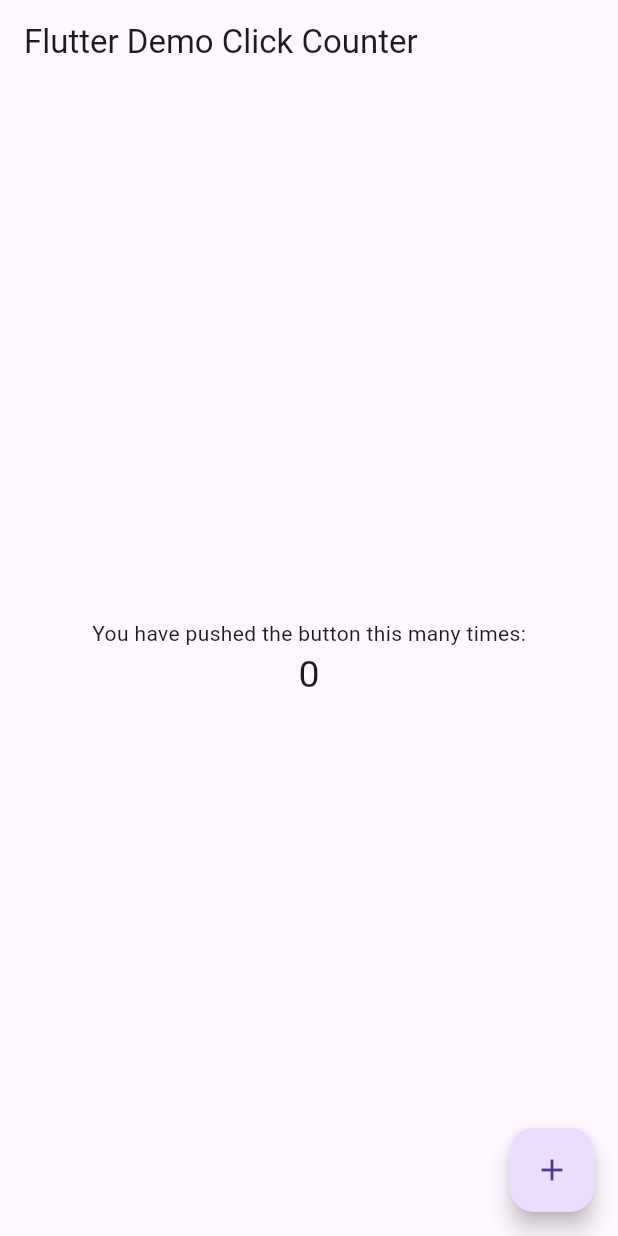
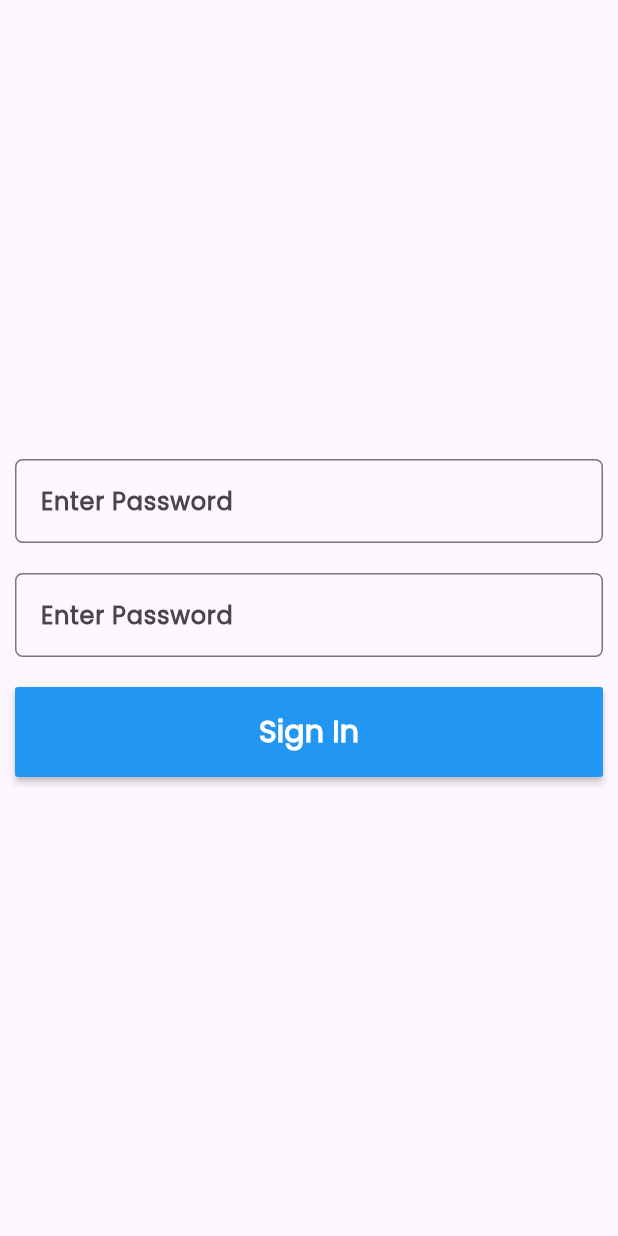
Before and after one commit to davidmax2x/Taskit, a Flutter app: the screen it shows after launch, on a phone screen of 412 x 824 dp. Run offline on Flutter 3.47's test engine with Material 3 defaults, Android fonts, the phone set to English and light mode, and no system bars.

```diff
--- /dev/null
+++ b/lib/Components/form_tf.dart
@@ -0,0 +1,32 @@
+import 'package:flutter/material.dart';
+
+class Form_tf extends StatelessWidget {
+  Form_tf({
+    Key? key,
+    required this.controller,
+    required this.obscureText,
+    required this.hint,
+  }) : super(key: key);
+  TextEditingController controller = TextEditingController();
+  final bool obscureText;
+  final String hint;
+  @override
+  Widget build(BuildContext context) {
+    return TextFormField(
+      obscureText: obscureText,
+      controller: controller,
+      decoration: InputDecoration(
+        hintText: hint,
+        hintStyle: const TextStyle(
+          fontWeight: FontWeight.w600,
+        ),
+        border: const OutlineInputBorder(
+          gapPadding: 5,
+          borderRadius: BorderRadius.all(
+            Radius.circular(5),
+          ),
+        ),
+      ),
+    );
+  }
+}
--- /dev/null
+++ b/lib/login.dart
@@ -0,0 +1,61 @@
+import 'package:flutter/material.dart';
+import 'package:taskit/Components/form_tf.dart';
+import 'package:taskit/Dashboard.dart';
+
+class Login extends StatelessWidget {
+  Login({Key? key}) : super(key: key);
+  TextEditingController user_name_controller = TextEditingController();
+  TextEditingController password_controller = TextEditingController();
+  @override
+  Widget build(BuildContext context) {
+    final width = MediaQuery.of(context).size.width;
+    return Scaffold(
+      body: Padding(
+        padding: const EdgeInsets.all(10.0),
+        child: Form(
+          autovalidateMode: AutovalidateMode.always,
+          child: Center(
+            child: Column(
+              mainAxisAlignment: MainAxisAlignment.center,
+              children: [
+                Form_tf(
+                  obscureText: false,
+                  hint: 'Enter Password',
+                  controller: user_name_controller,
+                ),
+                const SizedBox(
+                  height: 20,
+                ),
+                Form_tf(
+                  obscureText: true,
+                  hint: 'Enter Password',
+                  controller: password_controller,
+                ),
+                const SizedBox(
+                  height: 20,
+                ),
+                MaterialButton(
+                  height: 60,
+                  minWidth: width - 10,
+                  color: Colors.blue,
+                  onPressed: () {
+                    Navigator.of(context).push(MaterialPageRoute(
+                        builder: (context) => const Dashboard()));
+                  },
+                  child: const Text(
+                    'Sign In',
+                    style: TextStyle(
+                        fontSize: 20,
+                        color: Colors.white,
+                        fontWeight: FontWeight.w600,
+                        fontFamily: 'Poppins'),
+                  ),
+                )
+              ],
+            ),
+          ),
+        ),
+      ),
+    );
+  }
+}
--- a/lib/main.dart
+++ b/lib/main.dart
@@ -1,4 +1,5 @@
 import 'package:flutter/material.dart';
+import 'package:taskit/login.dart';
 
 void main() => runApp(const MyApp());
 
@@ -10,83 +11,13 @@
   Widget build(BuildContext context) {
     return MaterialApp(
       title: _title,
+      debugShowCheckedModeBanner: false,
       theme: ThemeData(
         // useMaterial3: false,
         primarySwatch: Colors.blue,
+        fontFamily: 'Poppins',
       ),
-      home: const MyHomePage(),
+      home: Login(),
     );
   }
 }
-
-class MyHomePage extends StatefulWidget {
-  const MyHomePage({super.key});
-  // This widget is the home page of your application. It is stateful, meaning
-  // that it has a State object (defined below) that contains fields that affect
-  // how it looks.
-  // This class is the configuration for the state.
-  @override
-  _MyHomePageState createState() => _MyHomePageState();
-}
-
-class _MyHomePageState extends State<MyHomePage> {
-  int _counter = 0;
-
-  void _incrementCounter() {
-    setState(() {
-      // This call to setState tells the Flutter framework that something has
-      // changed in this State, which causes it to rerun the build method below
-      // so that the display can reflect the updated values. If we changed
-      // _counter without calling setState(), then the build method would not be
-      // called again, and so nothing would appear to happen.
-      _counter++;
-    });
-  }
-
-  @override
-  Widget build(BuildContext context) {
-    // This method is rerun every time setState is called, for instance as done
-    // by the _incrementCounter method above.
-    //
-    // The Flutter framework has been optimized to make rerunning build methods
-    // fast, so that you can just rebuild anything that needs updating rather
-    // than having to individually change instances of widgets.
-    return Scaffold(
-      appBar: AppBar(
-        // Here we take the value from the MyHomePage object that was created by
-        // the App.build method, and use it to set our appbar title.
-        title: const Text('Flutter Demo Click Counter'),
-      ),
-      body: Center(
-        // Center is a layout widget. It takes a single child and positions it
-        // in the middle of the parent.
-        child: Column(
-          // Column is also a layout widget. It takes a list of children and
-          // arranges them vertically. By default, it sizes itself to fit its
-          // children horizontally, and tries to be as tall as its parent.
-          //
-          // Column has various properties to control how it sizes itself and
-          // how it positions its children. Here we use mainAxisAlignment to
-          // center the children vertically; the main axis here is the vertical
-          // axis because Columns are vertical (the cross axis would be
-          // horizontal).
-          mainAxisAlignment: MainAxisAlignment.center,
-          children: <Widget>[
-            const Text(
-              'You have pushed the button this many times:',
-            ),
-            Text(
-              '$_counter',
-              style: const TextStyle(fontSize: 25),
-            ),
-          ],
-        ),
-      ),
-      floatingActionButton: FloatingActionButton(
-        onPressed: _incrementCounter,
-        tooltip: 'Increment',
-        child: const Icon(Icons.add),
-      ),
-    );
-  }
-}
```
Also changed, not shown: lib/Components/Note_list_tile.dart (added, +39 -0 lines), lib/Dashboard.dart (added, +28 -0 lines), lib/Pages/Note_view.dart (added, +25 -0 lines), pubspec.yaml (+6 -6 lines), lib/Fonts/Poppins-Regular.ttf (added).
